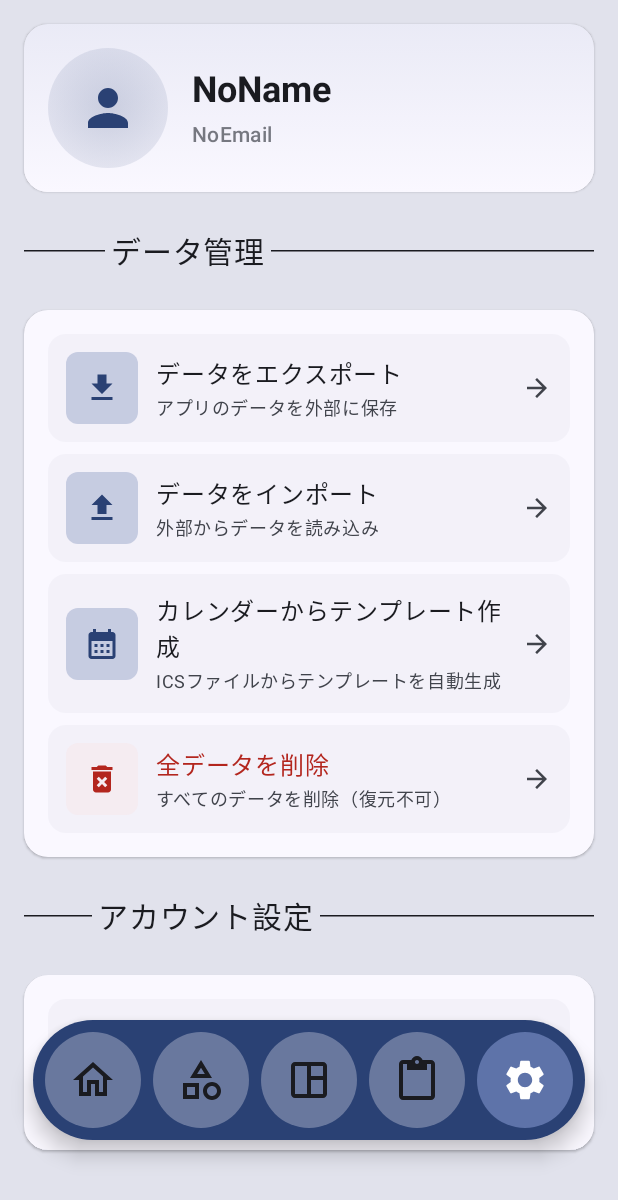
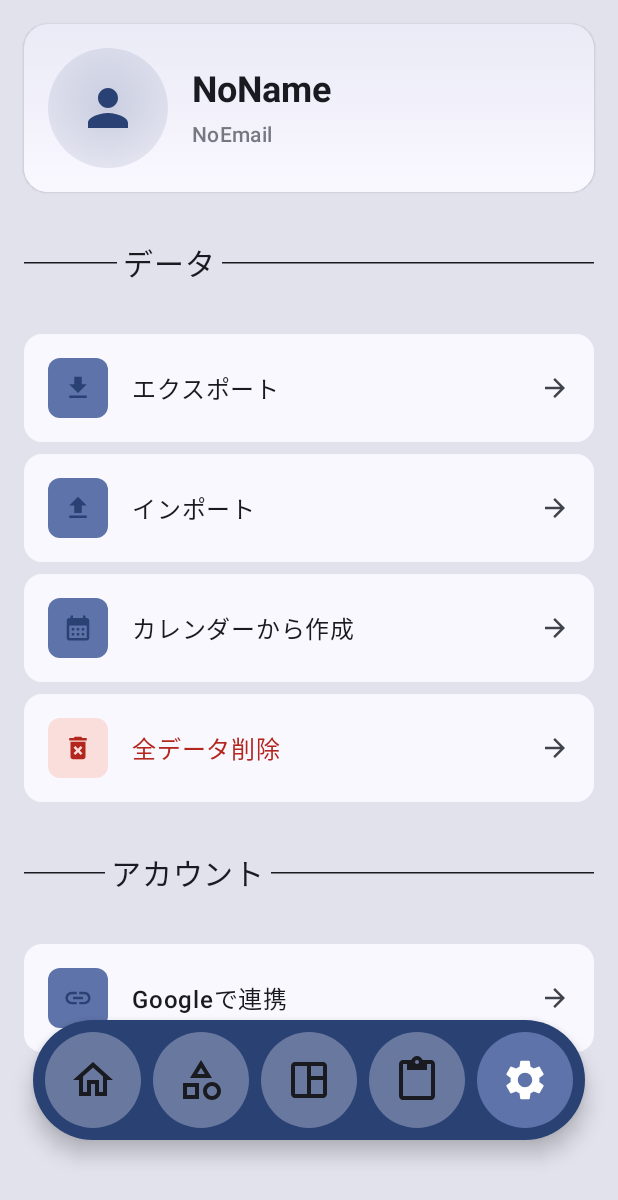
Before and after one commit to segnities007/CheckMate, an Android app built with Jetpack Compose: the SettingScreen screen opened through its navigation route, on a phone screen of 412 x 824 dp. Shown: the top 1200 px of the screen. Run offline under Robolectric (Android 15) with nearby library versions, the phone set to English and light mode, and no system bars; pictures from the network do not load.

Commit message:
modify Button UI of SettingScreen

```diff
--- a/presentation/setting/src/main/java/com/segnities007/setting/SettingScreen.kt
+++ b/presentation/setting/src/main/java/com/segnities007/setting/SettingScreen.kt
@@ -118,8 +118,8 @@ fun SettingScreen(
     if (state.showDeleteAllDataDialog) {
         AlertDialog(
             onDismissRequest = { settingViewModel.sendIntent(SettingIntent.CancelDeleteAllData) },
-            title = { Text("全データの削除") },
-            text = { Text("すべてのデータを本当に削除しますか？") },
+            title = { Text("全データ削除") },
+            text = { Text("すべてのデータを削除しますか？") },
             confirmButton = {
                 TextButton(
                     onClick = { settingViewModel.sendIntent(SettingIntent.ConfirmDeleteAllData) }
@@ -141,8 +141,8 @@ fun SettingScreen(
     if (state.isImportingIcs) {
         AlertDialog(
             onDismissRequest = { },
-            title = { Text("テンプレート作成中") },
-            text = { Text("カレンダーからテンプレートを生成しています...") },
+            title = { Text("作成中") },
+            text = { Text("テンプレートを生成しています...") },
             confirmButton = { }
         )
     }
@@ -170,13 +170,13 @@ private fun SettingUi(
 
     Column(
         modifier = Modifier.padding(16.dp),
-        verticalArrangement = Arrangement.spacedBy(24.dp),
+        verticalArrangement = Arrangement.spacedBy(32.dp),
         horizontalAlignment = Alignment.CenterHorizontally,
     ) {
         UserStatusCard(state.userStatus)
 
         // データ管理セクション
-        HorizontalDividerWithLabel("データ管理")
+        HorizontalDividerWithLabel("データ")
         DataButtons(
             onExportData = {
                 sendIntent(SettingIntent.ExportData)
@@ -193,7 +193,7 @@ private fun SettingUi(
         )
 
         // アカウント設定セクション
-        HorizontalDividerWithLabel("アカウント設定")
+        HorizontalDividerWithLabel("アカウント")
         AccountButtons(
             onGoogleLink = {
                 sendIntent(SettingIntent.LinkWithGoogle)
--- a/presentation/setting/src/main/java/com/segnities007/setting/component/AccountButtons.kt
+++ b/presentation/setting/src/main/java/com/segnities007/setting/component/AccountButtons.kt
@@ -41,46 +41,22 @@ fun AccountButtons(
     isGoogleLinked: Boolean = false,
     modifier: Modifier = Modifier,
 ) {
-    ElevatedCard(
+    Column(
         modifier = modifier.fillMaxWidth(),
-        shape = RoundedCornerShape(16.dp),
-        elevation = CardDefaults.elevatedCardElevation(
-            defaultElevation = 1.dp,
-            pressedElevation = 2.dp,
-            focusedElevation = 1.dp,
-            hoveredElevation = 1.dp
-        ),
-        colors = CardDefaults.elevatedCardColors(
-            containerColor = MaterialTheme.colorScheme.surface
-        )
-    ) {
-        Column(
-            modifier = Modifier
-                .fillMaxWidth()
-                .padding(16.dp),
-            verticalArrangement = Arrangement.spacedBy(12.dp)
-        ) {
-            // ボタンリスト
-            Column(
         verticalArrangement = Arrangement.spacedBy(8.dp)
     ) {
-                // Google連携ボタン（連携状況に応じて表示）
         if (isGoogleLinked) {
             AccountButtonCard(
                 title = "アカウント変更",
-                        description = "別のGoogleアカウントに変更",
                 icon = Icons.Default.Link,
                 onClick = onGoogleUnlink
             )
         } else {
             AccountButtonCard(
                 title = "Googleで連携",
-                        description = "Googleアカウントと連携してデータを同期",
                 icon = Icons.Default.Link,
                 onClick = onGoogleLink
             )
-                }
-            }
         }
     }
 }
@@ -88,7 +64,6 @@ fun AccountButtons(
 @Composable
 private fun AccountButtonCard(
     title: String,
-    description: String,
     icon: ImageVector,
     onClick: () -> Unit,
     isDestructive: Boolean = false,
@@ -104,27 +79,27 @@ private fun AccountButtonCard(
             hoveredElevation = 0.dp
         ),
         colors = CardDefaults.elevatedCardColors(
-            containerColor = MaterialTheme.colorScheme.surfaceVariant.copy(alpha = 0.3f)
+            containerColor = MaterialTheme.colorScheme.surface
         ),
         onClick = onClick
     ) {
         Row(
             modifier = Modifier
                 .fillMaxWidth()
-                .padding(12.dp),
+                .padding(16.dp),
             verticalAlignment = Alignment.CenterVertically,
-            horizontalArrangement = Arrangement.spacedBy(12.dp)
+            horizontalArrangement = Arrangement.spacedBy(16.dp)
         ) {
             // アイコン
             Box(
                 modifier = Modifier
-                    .size(48.dp)
+                    .size(40.dp)
                     .clip(RoundedCornerShape(8.dp))
                     .background(
                         if (isDestructive) {
-                            MaterialTheme.colorScheme.errorContainer.copy(alpha = 0.3f)
+                            MaterialTheme.colorScheme.errorContainer
                         } else {
-                            MaterialTheme.colorScheme.primaryContainer.copy(alpha = 0.3f)
+                            MaterialTheme.colorScheme.primaryContainer
                         }
                     ),
                 contentAlignment = Alignment.Center
@@ -137,15 +112,11 @@ private fun AccountButtonCard(
                     } else {
                         MaterialTheme.colorScheme.primary
                     },
-                    modifier = Modifier.size(24.dp)
+                    modifier = Modifier.size(20.dp)
                 )
             }
 
-            // テキスト情報
-            Column(
-                modifier = Modifier.weight(1f),
-                verticalArrangement = Arrangement.spacedBy(2.dp)
-            ) {
+            // タイトル
             Text(
                 text = title,
                 style = MaterialTheme.typography.bodyLarge,
@@ -154,14 +125,9 @@ private fun AccountButtonCard(
                     MaterialTheme.colorScheme.error
                 } else {
                     MaterialTheme.colorScheme.onSurface
-                    }
+                },
+                modifier = Modifier.weight(1f)
             )
-                Text(
-                    text = description,
-                    style = MaterialTheme.typography.bodySmall,
-                    color = MaterialTheme.colorScheme.onSurfaceVariant
-                )
-            }
 
             // 矢印アイコン
             Icon(
--- a/presentation/setting/src/main/java/com/segnities007/setting/component/DataButtons.kt
+++ b/presentation/setting/src/main/java/com/segnities007/setting/component/DataButtons.kt
@@ -45,66 +45,40 @@ fun DataButtons(
     onImportIcsFile: () -> Unit,
     modifier: Modifier = Modifier,
 ) {
-    ElevatedCard(
+    Column(
         modifier = modifier.fillMaxWidth(),
-        shape = RoundedCornerShape(16.dp),
-        elevation = CardDefaults.elevatedCardElevation(
-            defaultElevation = 1.dp,
-            pressedElevation = 2.dp,
-            focusedElevation = 1.dp,
-            hoveredElevation = 1.dp
-        ),
-        colors = CardDefaults.elevatedCardColors(
-            containerColor = MaterialTheme.colorScheme.surface
-        )
-    ) {
-        Column(
-            modifier = Modifier
-                .fillMaxWidth()
-                .padding(16.dp),
-            verticalArrangement = Arrangement.spacedBy(12.dp)
-        ) {
-            // ボタンリスト
-            Column(
         verticalArrangement = Arrangement.spacedBy(8.dp)
     ) {
         DataButtonCard(
-                    title = "データをエクスポート",
-                    description = "アプリのデータを外部に保存",
+            title = "エクスポート",
             icon = Icons.Default.Download,
             onClick = onExportData
         )
 
         DataButtonCard(
-                    title = "データをインポート",
-                    description = "外部からデータを読み込み",
+            title = "インポート",
             icon = Icons.Default.Upload,
             onClick = onImportData
         )
 
         DataButtonCard(
-                    title = "カレンダーからテンプレート作成",
-                    description = "ICSファイルからテンプレートを自動生成",
+            title = "カレンダーから作成",
             icon = Icons.Default.CalendarMonth,
             onClick = onImportIcsFile
         )
 
         DataButtonCard(
-                    title = "全データを削除",
-                    description = "すべてのデータを削除（復元不可）",
+            title = "全データ削除",
             icon = Icons.Default.DeleteForever,
             onClick = onDeleteAllData,
             isDestructive = true
         )
     }
 }
-    }
-}
 
 @Composable
 private fun DataButtonCard(
     title: String,
-    description: String,
     icon: ImageVector,
     onClick: () -> Unit,
     isDestructive: Boolean = false,
@@ -120,27 +94,27 @@ private fun DataButtonCard(
             hoveredElevation = 0.dp
         ),
         colors = CardDefaults.elevatedCardColors(
-            containerColor = MaterialTheme.colorScheme.surfaceVariant.copy(alpha = 0.3f)
+            containerColor = MaterialTheme.colorScheme.surface
         ),
         onClick = onClick
     ) {
         Row(
             modifier = Modifier
                 .fillMaxWidth()
-                .padding(12.dp),
+                .padding(16.dp),
             verticalAlignment = Alignment.CenterVertically,
-            horizontalArrangement = Arrangement.spacedBy(12.dp)
+            horizontalArrangement = Arrangement.spacedBy(16.dp)
         ) {
             // アイコン
             Box(
                 modifier = Modifier
-                    .size(48.dp)
+                    .size(40.dp)
                     .clip(RoundedCornerShape(8.dp))
                     .background(
                         if (isDestructive) {
-                            MaterialTheme.colorScheme.errorContainer.copy(alpha = 0.3f)
+                            MaterialTheme.colorScheme.errorContainer
                         } else {
-                            MaterialTheme.colorScheme.primaryContainer.copy(alpha = 0.3f)
+                            MaterialTheme.colorScheme.primaryContainer
                         }
                     ),
                 contentAlignment = Alignment.Center
@@ -153,15 +127,11 @@ private fun DataButtonCard(
                     } else {
                         MaterialTheme.colorScheme.primary
                     },
-                    modifier = Modifier.size(24.dp)
+                    modifier = Modifier.size(20.dp)
                 )
             }
 
-            // テキスト情報
-            Column(
-                modifier = Modifier.weight(1f),
-                verticalArrangement = Arrangement.spacedBy(2.dp)
-            ) {
+            // タイトル
             Text(
                 text = title,
                 style = MaterialTheme.typography.bodyLarge,
@@ -170,14 +140,9 @@ private fun DataButtonCard(
                     MaterialTheme.colorScheme.error
                 } else {
                     MaterialTheme.colorScheme.onSurface
-                    }
+                },
+                modifier = Modifier.weight(1f)
             )
-                Text(
-                    text = description,
-                    style = MaterialTheme.typography.bodySmall,
-                    color = MaterialTheme.colorScheme.onSurfaceVariant
-                )
-            }
 
             // 矢印アイコン
             Icon(
```
Also changed, not shown: presentation/templates/src/main/java/com/segnities007/templates/page/WeeklyTemplateItemSelector.kt (line endings or trailing spaces). Lines whose indentation alone changed are shown as unchanged.
